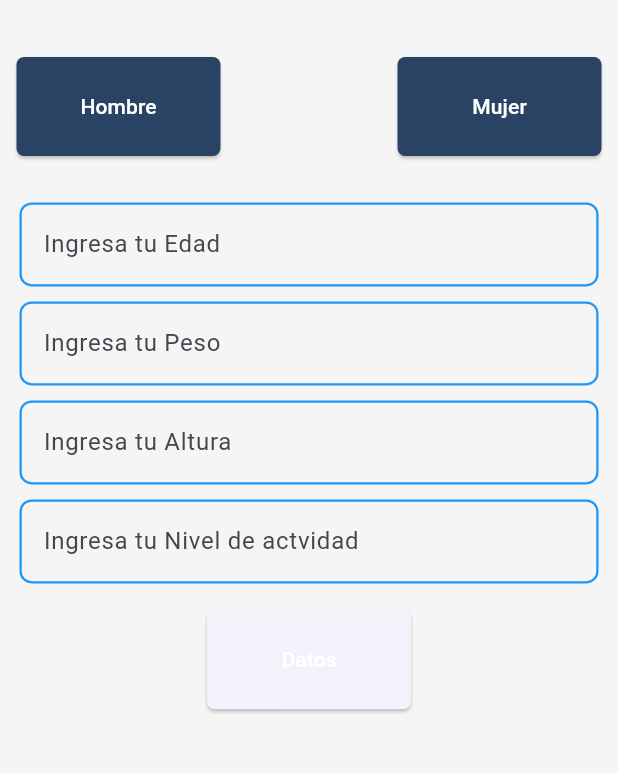
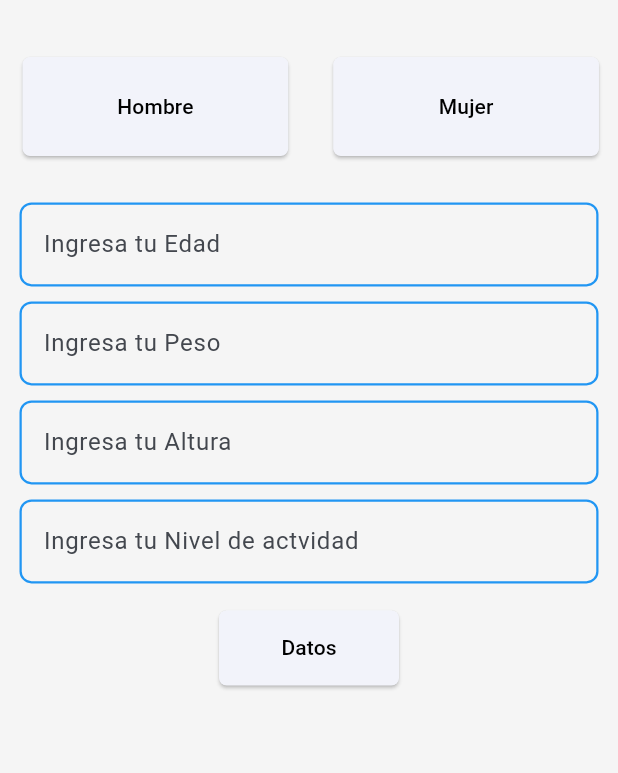
Before and after one commit to Lawliet-ttt/xdd, a Flutter app: the PantallaCalculadoraCalorias screen opened directly, on a phone screen of 412 x 824 dp, the part 84-857 px from its top. Run offline on Flutter 3.47's test engine with Material 3 defaults, Android fonts, the phone set to English and light mode, and no system bars.

Commit message:
New Commit

```diff
--- a/lib/componts/super_elevated_button.dart
+++ b/lib/componts/super_elevated_button.dart
@@ -2,35 +2,27 @@ import 'package:flutter/material.dart';
 class SElevatedButton extends StatelessWidget {
   final String text;
   final VoidCallback onPressed;
-  final bool isSelected;
-  final bool isSelectable;
-  final Color? selectedColor;
-  final Color? defaultColor;
+  final double? widthFactor;
+  final double? widthHeight;
 
   const SElevatedButton({super.key,
   this.text = "Text",
   required this.onPressed,
-  this.isSelected = false,
-  this.isSelectable = false,
-  this.selectedColor,
-  this.defaultColor,
-
-
+  this.widthFactor,
+  this.widthHeight
 
   });
 
   @override
   Widget build(BuildContext context) {
-    double ancho = MediaQuery.of(context).size.width;
-    double alto = MediaQuery.of(context).size.height;
+
+    double buttonWidth  = widthFactor != null ?  widthFactor! : 120;
+    double buttonHeight  = widthFactor != null ? widthHeight! : 50;
     return  Padding(
-      padding: const EdgeInsets.symmetric(horizontal: 11,vertical: 13),
+      padding: const EdgeInsets.symmetric(horizontal: 15 , vertical: 13),
       child: ElevatedButton(
         style: ElevatedButton.styleFrom(
-          backgroundColor: isSelectable && isSelected
-          ? selectedColor
-          : defaultColor,
-          minimumSize: Size(ancho*0.33, alto*0.08),
+          minimumSize: Size(buttonWidth,buttonHeight),
           shape:RoundedRectangleBorder(
             borderRadius: BorderRadius.circular(5)
           )
@@ -38,7 +30,7 @@ class SElevatedButton extends StatelessWidget {
         onPressed: onPressed,
         child: Text(text,
         style: TextStyle(
-          color: Colors.white
+          color: Colors.black
         )
         ),
       ),
--- a/lib/main.dart
+++ b/lib/main.dart
@@ -1,4 +1,5 @@
 import 'package:app/pages/login.dart';
+import 'package:app/providers/calorias.providers.dart';
 import 'package:app/providers/controllers_providers.dart';
 import 'package:app/providers/validators_providers.dart';
 import 'package:flutter/material.dart';
--- a/lib/pages/calculadora_calorias.dart
+++ b/lib/pages/calculadora_calorias.dart
@@ -1,4 +1,3 @@
-import 'package:app/componts/edit_elevated_button.dart';
 import 'package:app/componts/mi_drawer.dart';
 import 'package:app/componts/super_elevated_button.dart';
 import 'package:app/componts/super_text_form_field.dart';
@@ -27,10 +26,17 @@ class _PantallaCalculadoraCaloriasState extends State<PantallaCalculadoraCaloria
   Widget build(BuildContext context) {
 
     final providerController = Provider.of<ControllersProviders>(context);
+
+    double ancho = MediaQuery.of(context).size.width;
+    double alto = MediaQuery.of(context).size.height;
+
     edadController.text = providerController.edad;
     pesoController.text = providerController.peso;
     alturaController.text = providerController.altura;
     actividadController.text = providerController.actividad;
+
+    int calorias = 0;
+
 
     return Scaffold(
       appBar: AppBar(
@@ -47,20 +53,30 @@ class _PantallaCalculadoraCaloriasState extends State<PantallaCalculadoraCaloria
               Row(
                 mainAxisAlignment: MainAxisAlignment.spaceBetween,
                 children: [
-                  EElevatedButton(
+                  SElevatedButton(
                     text: "Hombre",
+                    widthFactor:ancho * 0.43 ,
+                    widthHeight: alto * 0.08,
+
+                    /*
                     isSelected: true,
-                    isSelectable: seleccionarGenero == "Hombre",
+                    isSelectable: seleccionarGenero == "Mujer",
+                    */
                     onPressed: (){
-                    seleccionarGenero = "Hombre";
+                    //seleccionarGenero = "Mujer";
                   }
                   ),
-                  EElevatedButton(
+                  SElevatedButton(
                     text: "Mujer",
+                    widthFactor:ancho * 0.43 ,
+                    widthHeight: alto * 0.08,
+
+                    /*
                     isSelected: true,
                     isSelectable: seleccionarGenero == "Mujer",
+                    */
                     onPressed: (){
-                    seleccionarGenero = "Mujer";
+                    //seleccionarGenero = "Mujer";
                   }
                   ),
                 ],
@@ -97,9 +113,25 @@ class _PantallaCalculadoraCaloriasState extends State<PantallaCalculadoraCaloria
                 if (formkey.currentState!.validate()){
                   //providers.updateEdad(edadC  ontroller.text);
                   formkey.currentState?.save();
+
+            setState(() {
+              calorias = providerController.calcularCalorias();
+            });
             }
+
               },
+
+            ),
+            Column(
+              children: [
+                if(calorias > 800 && calorias < 10000)
+                 Text("Las calorias son $calorias"),
+
+              ],
             )
+
+
+
             ],
             ),
           ),
```
Also changed, not shown: lib/pages/calculadora_grasa.dart (+4 -20 lines), lib/providers/calorias.providers.dart (added, +402 -0 lines), lib/providers/controllers_providers.dart (+11 -0 lines), lib/pages/sdssd.dart (added).
